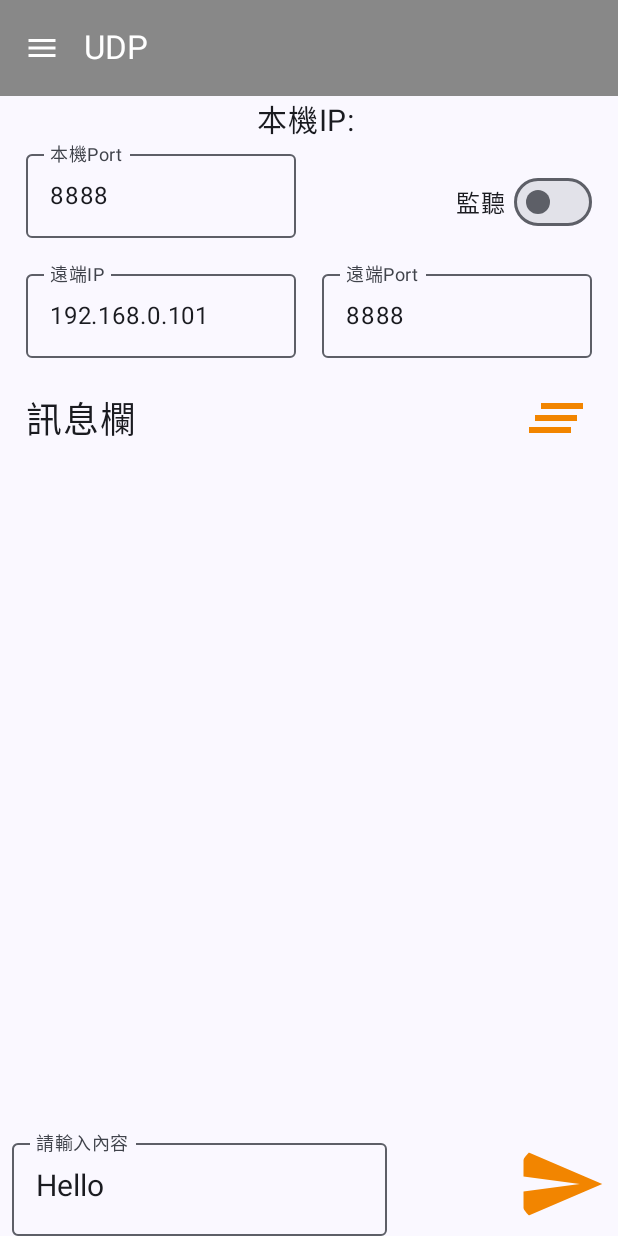
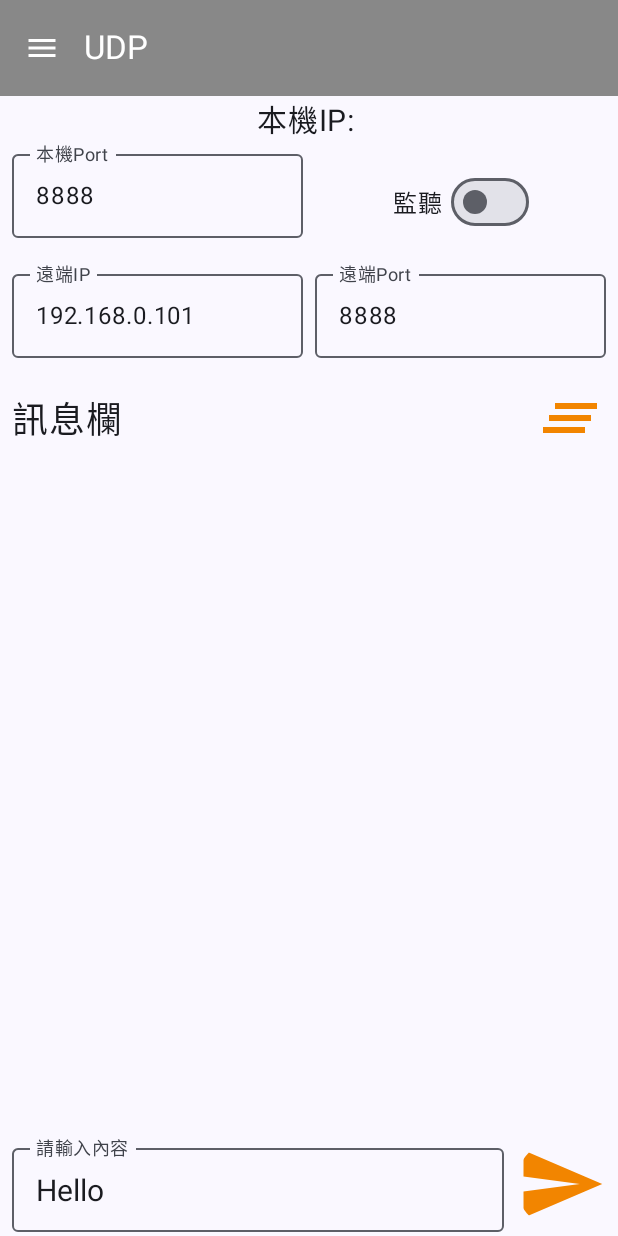
Before and after one commit to boris4110799/NetworkProtocols, an Android app built with Jetpack Compose: the screen it shows after launch (MainActivity), on a phone screen of 412 x 824 dp. Run offline under Robolectric (Android 15) with nearby library versions, the phone set to English and light mode, and no system bars.

Commit message:
Add landscape configuration
Separate small view from udp screen

```diff
--- a/app/src/main/java/boris/networkprotocols/MainActivity.kt
+++ b/app/src/main/java/boris/networkprotocols/MainActivity.kt
@@ -1,5 +1,6 @@
 package boris.networkprotocols
 
+import android.content.res.Configuration
 import android.net.ConnectivityManager
 import android.net.Network
 import android.os.Bundle
@@ -27,16 +28,20 @@ import androidx.compose.material3.TopAppBar
 import androidx.compose.material3.TopAppBarDefaults
 import androidx.compose.material3.rememberDrawerState
 import androidx.compose.runtime.Composable
+import androidx.compose.runtime.LaunchedEffect
 import androidx.compose.runtime.collectAsState
 import androidx.compose.runtime.getValue
+import androidx.compose.runtime.mutableIntStateOf
 import androidx.compose.runtime.mutableStateOf
 import androidx.compose.runtime.remember
 import androidx.compose.runtime.rememberCoroutineScope
 import androidx.compose.runtime.setValue
+import androidx.compose.runtime.snapshotFlow
 import androidx.compose.ui.Modifier
 import androidx.compose.ui.focus.FocusRequester
 import androidx.compose.ui.focus.focusRequester
 import androidx.compose.ui.graphics.Color
+import androidx.compose.ui.platform.LocalConfiguration
 import androidx.compose.ui.platform.LocalLifecycleOwner
 import androidx.compose.ui.text.style.TextAlign
 import androidx.compose.ui.unit.sp
@@ -95,6 +100,9 @@ class MainActivity : ComponentActivity() {
 		var selectItem by remember { mutableStateOf("UDP") }
 		val localIP : String by localIPFlow.collectAsState(initial = "")
 
+		var orientation by remember { mutableIntStateOf(Configuration.ORIENTATION_PORTRAIT) }
+		val configuration = LocalConfiguration.current
+
 		navController.setLifecycleOwner(LocalLifecycleOwner.current)
 		navController.setOnBackPressedDispatcher(onBackPressedDispatcher.apply {
 			addCallback {
@@ -102,9 +110,18 @@ class MainActivity : ComponentActivity() {
 			}
 		})
 
+		LaunchedEffect(configuration) {
+			// Save any changes to the orientation value on the configuration object
+			snapshotFlow { configuration.orientation }.collect { orientation = it }
+		}
+
 		MainTheme {
 			ModalNavigationDrawer(drawerState = drawerState, drawerContent = {
-				ModalDrawerSheet(modifier = Modifier.fillMaxWidth(0.6f)) {
+				ModalDrawerSheet(modifier = Modifier.fillMaxWidth(when (orientation) {
+					Configuration.ORIENTATION_PORTRAIT  -> 0.4f
+					Configuration.ORIENTATION_LANDSCAPE -> 0.3f
+					else                                -> 0.4f
+				})) {
 					NavigationDrawerItem(label = { Text("UDP") }, selected = selectItem == "UDP", onClick = {
 						scope.launch { drawerState.close() }
 						navController.navigate(NavigationScreen.UDP.name) {
@@ -147,7 +164,7 @@ class MainActivity : ComponentActivity() {
 							textAlign = TextAlign.Center)
 						NavHost(navController = navController, startDestination = NavigationScreen.UDP.name) {
 							composable(NavigationScreen.UDP.name) {
-								UdpView(udpViewModel)
+								UdpView(udpViewModel, orientation)
 							}
 							composable(NavigationScreen.TCP.name) {
 								TcpView()
--- a/app/src/main/java/boris/networkprotocols/udp/UdpView.kt
+++ b/app/src/main/java/boris/networkprotocols/udp/UdpView.kt
@@ -1,5 +1,6 @@
 package boris.networkprotocols.udp
 
+import android.content.res.Configuration
 import androidx.compose.foundation.layout.Arrangement
 import androidx.compose.foundation.layout.BoxWithConstraints
 import androidx.compose.foundation.layout.Column
@@ -11,9 +12,10 @@ import androidx.compose.foundation.layout.aspectRatio
 import androidx.compose.foundation.layout.fillMaxHeight
 import androidx.compose.foundation.layout.fillMaxWidth
 import androidx.compose.foundation.layout.height
+import androidx.compose.foundation.layout.offset
 import androidx.compose.foundation.layout.padding
-import androidx.compose.foundation.layout.requiredWidthIn
 import androidx.compose.foundation.layout.size
+import androidx.compose.foundation.layout.width
 import androidx.compose.foundation.lazy.LazyColumn
 import androidx.compose.foundation.lazy.items
 import androidx.compose.foundation.lazy.rememberLazyListState
@@ -44,78 +46,96 @@ import boris.networkprotocols.ui.values.Orange
 import java.net.Inet4Address
 
 @Composable
-fun UdpView(udpViewModel : UdpViewModel) {
+fun UdpView(udpViewModel : UdpViewModel, orientation : Int) {
 	val state by udpViewModel.uiState.collectAsStateWithLifecycle()
 	val list : List<Pair<String, String>> by udpViewModel.msgStateFlow.collectAsState()
 
-	Surface {
-		Column {
-			Row(modifier = Modifier.fillMaxWidth().height(IntrinsicSize.Min),
-				horizontalArrangement = Arrangement.SpaceEvenly, verticalAlignment = Alignment.CenterVertically) {
-				OutlinedTextField(value = state.localPort,
-					onValueChange = { udpViewModel.updateUIState(localPort = it) }, label = { Text(text = "本機Port") },
-					modifier = Modifier.requiredWidthIn(180.dp, 200.dp), maxLines = 1,
-					keyboardOptions = KeyboardOptions(keyboardType = KeyboardType.Number),
-					isError = state.isLocalPortError,
-					supportingText = { if (state.isLocalPortError) Text(text = "Wrong") },
-					colors = OutlinedTextFieldDefaults.colors(
-						errorBorderColor = Color.Red,
-						errorLabelColor = Color.Red,
-						errorSupportingTextColor = Color.Red,
-					))
-				Row(modifier = Modifier.requiredWidthIn(180.dp, 200.dp).fillMaxHeight(),
-					horizontalArrangement = Arrangement.End, verticalAlignment = Alignment.CenterVertically) {
-					Text(text = "監聽")
-					Spacer(modifier = Modifier.size(5.dp))
-					Switch(checked = state.isListening, onCheckedChange = {
+	fun updateLocalPort(value : String) {
+		udpViewModel.updateUIState(localPort = value)
+	}
+
+	fun updateSwitch(value : Boolean) {
 		try {
 			val port = state.localPort.toInt()
 			udpViewModel.setPort(port)
-							udpViewModel.changeServerStatus(it)
-							udpViewModel.updateUIState(isLocalPortError = false, isListening = it)
+			udpViewModel.changeServerStatus(value)
+			udpViewModel.updateUIState(isLocalPortError = false, isListening = value)
 		}
 		catch (e : Exception) {
 			udpViewModel.updateUIState(isLocalPortError = true, isListening = false)
 		}
+	}
+
+	fun updateRemoteIP(value : String) {
+		udpViewModel.updateUIState(remoteIP = value)
+	}
+
+	fun updateRemotePort(value : String) {
+		udpViewModel.updateUIState(remotePort = value)
+	}
+
+	fun updateInputText(value : String) {
+		udpViewModel.updateUIState(inputText = value)
+	}
+
+	fun deleteList() {
+		udpViewModel.deleteList()
+	}
+
+	fun updateError() {
+		try {
+			val inet4Address = Inet4Address.getByName(state.remoteIP)
+			udpViewModel.updateUIState(isRemoteIPError = false, isRemotePortError = try {
+				val port = state.remotePort.toInt()
+				udpViewModel.addMsg("發送", state.inputText)
+				udpViewModel.send(state.inputText, inet4Address, port)
+				false
+			}
+			catch (e : Exception) {
+				true
 			})
+		}
+		catch (e : Exception) {
+			udpViewModel.updateUIState(isRemoteIPError = true)
+		}
+	}
+
+	Surface {
+		Column {
+			when (orientation) {
+				Configuration.ORIENTATION_PORTRAIT  -> {
+					BoxWithConstraints(modifier = Modifier.fillMaxWidth()) {
+						val spacerWidth = 8.dp
+						val contentWidth = maxWidth.minus(spacerWidth.times(3)).div(2)
+						Row(modifier = Modifier.height(IntrinsicSize.Min),
+							verticalAlignment = Alignment.CenterVertically) {
+							LocalPortView(state = state,
+								modifier = Modifier.width(contentWidth).offset(spacerWidth, 0.dp),
+								onValueChange = { updateLocalPort(it) })
+							SwitchView(state = state,
+								modifier = Modifier.width(contentWidth).offset(spacerWidth*2, 0.dp),
+								onCheckedChange = { updateSwitch(it) })
+						}
+					}
+					BoxWithConstraints(modifier = Modifier.fillMaxWidth()) {
+						val spacerWidth = 8.dp
+						val contentWidth = maxWidth.minus(spacerWidth.times(3)).div(2)
+						Row(modifier = Modifier.height(IntrinsicSize.Min),
+							verticalAlignment = Alignment.CenterVertically) {
+							RemoteIPView(state = state,
+								modifier = Modifier.width(contentWidth).offset(spacerWidth, 0.dp),
+								onValueChange = { updateRemoteIP(it) })
+							RemotePortView(state = state,
+								modifier = Modifier.width(contentWidth).offset(spacerWidth*2, 0.dp),
+								onValueChange = { updateRemotePort(it) })
 						}
 					}
 					Row(modifier = Modifier.fillMaxWidth().height(IntrinsicSize.Min),
-				horizontalArrangement = Arrangement.SpaceEvenly, verticalAlignment = Alignment.CenterVertically) {
-				OutlinedTextField(value = state.remoteIP, onValueChange = { udpViewModel.updateUIState(remoteIP = it) },
-					label = { Text(text = "遠端IP") },
-					modifier = Modifier.requiredWidthIn(180.dp, 200.dp).fillMaxHeight(), maxLines = 1,
-					keyboardOptions = KeyboardOptions(keyboardType = KeyboardType.Number),
-					isError = state.isRemoteIPError,
-					supportingText = { if (state.isRemoteIPError) Text(text = "Wrong") },
-					colors = OutlinedTextFieldDefaults.colors(
-						errorBorderColor = Color.Red,
-						errorLabelColor = Color.Red,
-						errorSupportingTextColor = Color.Red,
-					))
-				OutlinedTextField(value = state.remotePort,
-					onValueChange = { udpViewModel.updateUIState(remotePort = it) },
-					label = { Text(text = "遠端Port") },
-					modifier = Modifier.requiredWidthIn(180.dp, 200.dp).fillMaxHeight(), maxLines = 1,
-					keyboardOptions = KeyboardOptions(keyboardType = KeyboardType.Number),
-					isError = state.isRemotePortError,
-					supportingText = { if (state.isRemotePortError) Text(text = "Wrong") },
-					colors = OutlinedTextFieldDefaults.colors(
-						errorBorderColor = Color.Red,
-						errorLabelColor = Color.Red,
-						errorSupportingTextColor = Color.Red,
-					))
-			}
-			Row(modifier = Modifier.fillMaxWidth().height(IntrinsicSize.Min),
-				horizontalArrangement = Arrangement.SpaceEvenly, verticalAlignment = Alignment.CenterVertically) {
-				Text(text = "訊息欄", modifier = Modifier.requiredWidthIn(180.dp, 200.dp), fontSize = 24.sp)
-				Row(modifier = Modifier.requiredWidthIn(180.dp, 200.dp).fillMaxHeight(),
-					horizontalArrangement = Arrangement.End, verticalAlignment = Alignment.CenterVertically) {
-					IconButton(onClick = { udpViewModel.deleteList() }, modifier = Modifier.aspectRatio(1f)) {
-						Icon(imageVector = ImageVector.vectorResource(id = R.drawable.baseline_clear_all_24),
-							contentDescription = null, modifier = Modifier.fillMaxHeight().aspectRatio(1f),
-							tint = Orange)
-					}
+						horizontalArrangement = Arrangement.SpaceBetween,
+						verticalAlignment = Alignment.CenterVertically) {
+						Text(text = "訊息欄", modifier = Modifier.padding(start = 8.dp), fontSize = 24.sp)
+						ClearIconView(modifier = Modifier.aspectRatio(1f).offset((-8).dp, 0.dp)) {
+							deleteList()
 						}
 					}
 					BoxWithConstraints(modifier = Modifier.padding(horizontal = 8.dp)) {
@@ -133,34 +153,71 @@ fun UdpView(udpViewModel : UdpViewModel) {
 									}
 								}
 							}
-					Row(modifier = Modifier.fillMaxWidth().height(inputHeight),
-						verticalAlignment = Alignment.CenterVertically,
-						horizontalArrangement = Arrangement.SpaceBetween) {
-						OutlinedTextField(value = state.inputText,
-							onValueChange = { udpViewModel.updateUIState(inputText = it) },
-							label = { Text(text = "請輸入內容") },
-							modifier = Modifier.requiredWidthIn(250.dp, 350.dp).fillMaxHeight(),
-							textStyle = TextStyle(fontSize = 20.sp), maxLines = 1)
-						IconButton(onClick = {
-							try {
-								val inet4Address = Inet4Address.getByName(state.remoteIP)
-								udpViewModel.updateUIState(isRemoteIPError = false, isRemotePortError = try {
-									val port = state.remotePort.toInt()
-									udpViewModel.addMsg("發送", state.inputText)
-									udpViewModel.send(state.inputText, inet4Address, port)
-									false
+							BoxWithConstraints(modifier = Modifier.fillMaxWidth().height(inputHeight),
+								contentAlignment = Alignment.Center) {
+								val sendWidth = 60.dp
+								val spacerWidth = 8.dp
+								val inputWidth = maxWidth-sendWidth-spacerWidth
+								Row(modifier = Modifier.height(IntrinsicSize.Min),
+									verticalAlignment = Alignment.CenterVertically) {
+									InputView(state = state, modifier = Modifier.width(inputWidth),
+										onValueChange = { updateInputText(it) })
+									Spacer(modifier = Modifier.size(spacerWidth))
+									SendIconView(modifier = Modifier.size(sendWidth)) { updateError() }
 								}
-								catch (e : Exception) {
-									true
-								})
 							}
-							catch (e : Exception) {
-								udpViewModel.updateUIState(isRemoteIPError = true)
 						}
-						}, modifier = Modifier.size(60.dp)) {
-							Icon(imageVector = ImageVector.vectorResource(id = R.drawable.baseline_send_24),
-								contentDescription = null, modifier = Modifier.fillMaxHeight().aspectRatio(1f),
-								tint = Orange)
+					}
+				}
+
+				Configuration.ORIENTATION_LANDSCAPE -> {
+					BoxWithConstraints(modifier = Modifier.fillMaxWidth()) {
+						val spacerWidth = 8.dp
+						val clearWidth = 50.dp
+						val contentWidth = maxWidth.minus(spacerWidth.times(6)).minus(clearWidth).div(4)
+						Row(modifier = Modifier.height(70.dp), verticalAlignment = Alignment.CenterVertically) {
+							LocalPortView(state = state,
+								modifier = Modifier.width(contentWidth).offset(spacerWidth, 0.dp),
+								onValueChange = { updateLocalPort(it) })
+							SwitchView(state = state,
+								modifier = Modifier.width(contentWidth).offset(spacerWidth*2, 0.dp),
+								onCheckedChange = { updateSwitch(it) })
+							RemoteIPView(state = state,
+								modifier = Modifier.width(contentWidth).offset(spacerWidth*3, 0.dp),
+								onValueChange = { updateRemoteIP(it) })
+							RemotePortView(state = state,
+								modifier = Modifier.width(contentWidth).offset(spacerWidth*4, 0.dp),
+								onValueChange = { updateRemotePort(it) })
+							ClearIconView(modifier = Modifier.size(clearWidth).offset(spacerWidth*5, 0.dp)) {
+								deleteList()
+							}
+						}
+					}
+					BoxWithConstraints(modifier = Modifier.padding(horizontal = 8.dp)) {
+						val inputHeight = 70.dp
+						val listHeight = maxHeight-inputHeight
+						Column {
+							LazyColumn(state = rememberLazyListState(), modifier = Modifier.height(listHeight)) {
+								items(list) {
+									Row {
+										Text(text = it.first, modifier = Modifier.weight(0.4f, true),
+											style = MaterialTheme.typography.titleLarge)
+										Text(text = it.second, modifier = Modifier.weight(0.6f, true),
+											style = MaterialTheme.typography.titleLarge)
+									}
+								}
+							}
+							BoxWithConstraints(modifier = Modifier.fillMaxWidth().height(inputHeight),
+								contentAlignment = Alignment.Center) {
+								val sendWidth = 50.dp
+								val spacerWidth = 8.dp
+								val inputWidth = maxWidth-sendWidth-spacerWidth
+								Row(modifier = Modifier.height(IntrinsicSize.Min),
+									verticalAlignment = Alignment.CenterVertically) {
+									InputView(state = state, modifier = Modifier.width(inputWidth),
+										onValueChange = { updateInputText(it) })
+									Spacer(modifier = Modifier.size(spacerWidth))
+									SendIconView(modifier = Modifier.size(sendWidth)) { updateError() }
 								}
 							}
 						}
@@ -168,3 +225,76 @@ fun UdpView(udpViewModel : UdpViewModel) {
 				}
 			}
 		}
+	}
+}
+
+@Composable
+private fun LocalPortView(state : UdpState, modifier : Modifier, onValueChange : (value : String) -> Unit) {
+	OutlinedTextField(value = state.localPort, onValueChange = { onValueChange(it) },
+		label = { Text(text = "本機Port") }, modifier = modifier, maxLines = 1,
+		keyboardOptions = KeyboardOptions(keyboardType = KeyboardType.Number), isError = state.isLocalPortError,
+		supportingText = { if (state.isLocalPortError) Text(text = "Wrong") },
+		colors = OutlinedTextFieldDefaults.colors(
+			errorBorderColor = Color.Red,
+			errorLabelColor = Color.Red,
+			errorSupportingTextColor = Color.Red,
+		))
+}
+
+@Composable
+private fun SwitchView(state : UdpState, modifier : Modifier, onCheckedChange : (value : Boolean) -> Unit) {
+	Row(modifier = modifier, horizontalArrangement = Arrangement.Center,
+		verticalAlignment = Alignment.CenterVertically) {
+		Text(text = "監聽")
+		Spacer(modifier = Modifier.size(5.dp))
+		Switch(checked = state.isListening, onCheckedChange = { onCheckedChange(it) })
+	}
+}
+
+@Composable
+private fun RemoteIPView(state : UdpState, modifier : Modifier, onValueChange : (value : String) -> Unit) {
+	OutlinedTextField(value = state.remoteIP, onValueChange = { onValueChange(it) }, label = { Text(text = "遠端IP") },
+		modifier = modifier, maxLines = 1, keyboardOptions = KeyboardOptions(keyboardType = KeyboardType.Number),
+		isError = state.isRemoteIPError, supportingText = { if (state.isRemoteIPError) Text(text = "Wrong") },
+		colors = OutlinedTextFieldDefaults.colors(
+			errorBorderColor = Color.Red,
+			errorLabelColor = Color.Red,
+			errorSupportingTextColor = Color.Red,
+		))
+}
+
+@Composable
+private fun RemotePortView(state : UdpState, modifier : Modifier, onValueChange : (value : String) -> Unit) {
+	OutlinedTextField(value = state.remotePort, onValueChange = { onValueChange(it) },
+		label = { Text(text = "遠端Port") }, modifier = modifier, maxLines = 1,
+		keyboardOptions = KeyboardOptions(keyboardType = KeyboardType.Number), isError = state.isRemotePortError,
+		supportingText = { if (state.isRemotePortError) Text(text = "Wrong") },
+		colors = OutlinedTextFieldDefaults.colors(
+			errorBorderColor = Color.Red,
+			errorLabelColor = Color.Red,
+			errorSupportingTextColor = Color.Red,
+		))
+}
+
+@Composable
+private fun InputView(state : UdpState, modifier : Modifier, onValueChange : (value : String) -> Unit) {
+	OutlinedTextField(value = state.inputText, onValueChange = { onValueChange(it) },
+		label = { Text(text = "請輸入內容") }, modifier = modifier, textStyle = TextStyle(fontSize = 20.sp),
+		maxLines = 1)
+}
+
+@Composable
+private fun ClearIconView(modifier : Modifier, onClick : () -> Unit) {
+	IconButton(onClick = onClick, modifier = modifier) {
+		Icon(imageVector = ImageVector.vectorResource(id = R.drawable.baseline_clear_all_24), contentDescription = null,
+			modifier = Modifier.fillMaxHeight().aspectRatio(1f), tint = Orange)
+	}
+}
+
+@Composable
+private fun SendIconView(modifier : Modifier, onClick : () -> Unit) {
+	IconButton(onClick = onClick, modifier = modifier) {
+		Icon(imageVector = ImageVector.vectorResource(id = R.drawable.baseline_send_24), contentDescription = null,
+			modifier = Modifier.fillMaxHeight().aspectRatio(1f), tint = Orange)
+	}
+}
--- a/app/src/main/java/boris/networkprotocols/udp/UdpViewModel.kt
+++ b/app/src/main/java/boris/networkprotocols/udp/UdpViewModel.kt
@@ -28,7 +28,7 @@ data class UdpState(val localPort : String = "8888",
 class UdpViewModel : ViewModel() {
 	private val _uiState = MutableStateFlow(UdpState())
 	val uiState : StateFlow<UdpState> = _uiState.asStateFlow()
-	private val _msgStateFlow = MutableStateFlow(arrayListOf<Pair<String,String>>())
+	private val _msgStateFlow = MutableStateFlow(arrayListOf<Pair<String, String>>())
 	val msgStateFlow = _msgStateFlow.asStateFlow()
 	private val msgList = arrayListOf<Pair<String, String>>()
 	private var ds : DatagramSocket? = null
```
Also changed, not shown: 1 other file. Lines whose indentation alone changed are shown as unchanged.
